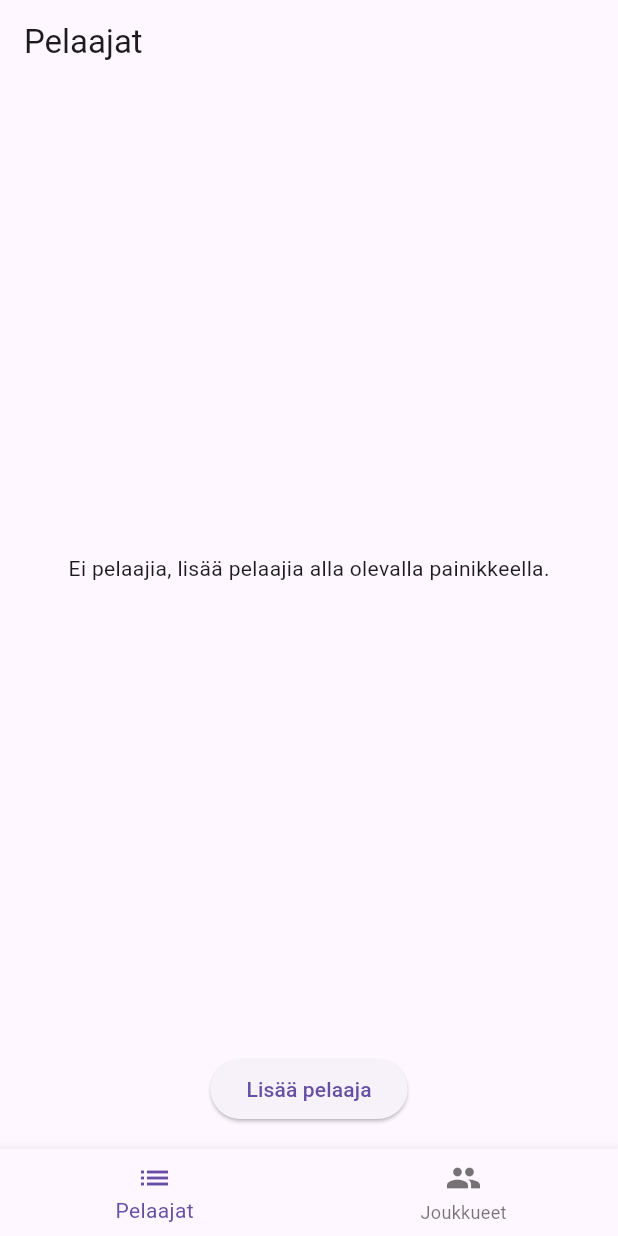
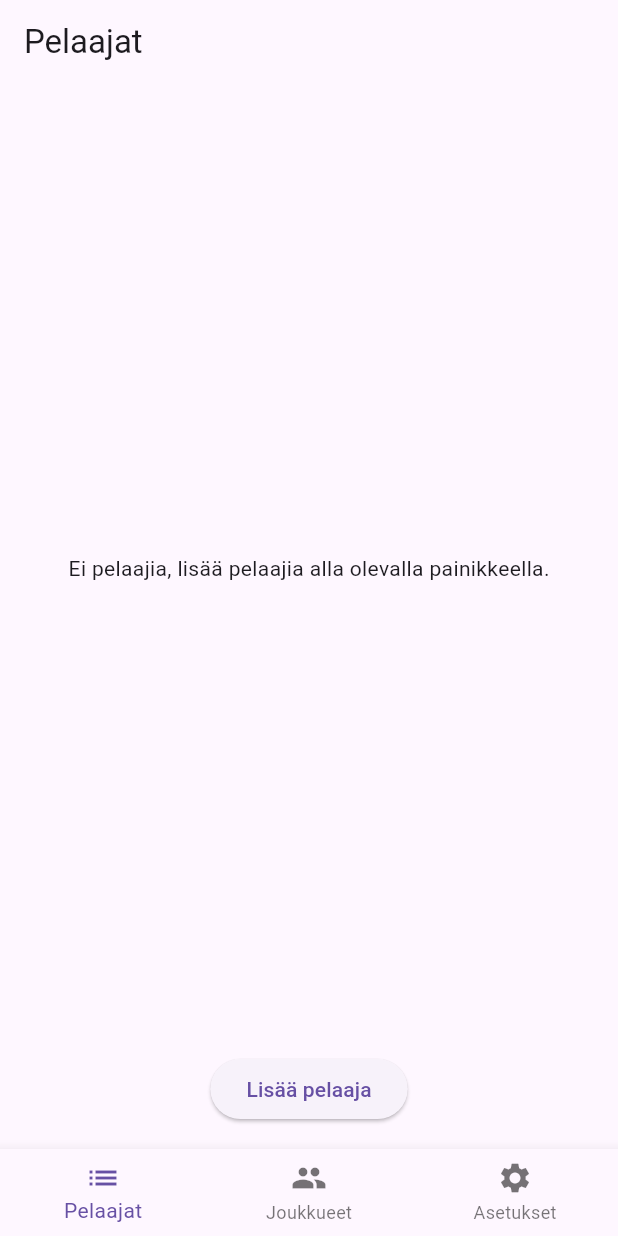
Before and after one commit to aapovaari/joukkueiden-jako-app, a Flutter app: the screen it shows after launch, on a phone screen of 412 x 824 dp. Run offline on Flutter 3.47's test engine with Material 3 defaults, Android fonts, the phone set to English and light mode, and no system bars.

Commit message:
Add SettingsScreen and integrate it into HomeScreen navigation

```diff
--- a/lib/screens/home_screen.dart
+++ b/lib/screens/home_screen.dart
@@ -1,6 +1,7 @@
 import 'package:flutter/material.dart';
 import 'package:joukkueiden_jako/screens/player_list_screen.dart';
 import 'package:joukkueiden_jako/screens/team_screen.dart';
+import 'package:joukkueiden_jako/screens/settings_screen.dart';
 
 class HomeScreen extends StatefulWidget {
   const HomeScreen({super.key});
@@ -14,7 +15,11 @@ class _HomeScreenState extends State<HomeScreen> {
 
   @override
   Widget build(BuildContext context) {
-    final List<Widget> screens = [PlayerlistScreen(), TeamScreen()];
+    final List<Widget> screens = [
+      PlayerlistScreen(),
+      TeamScreen(),
+      SettingsScreen(),
+    ];
 
     return Scaffold(
       body: screens[selectedIndex],
@@ -33,6 +38,10 @@ class _HomeScreenState extends State<HomeScreen> {
             icon: Icon(Icons.group),
             label: 'Joukkueet',
           ),
+          const BottomNavigationBarItem(
+            icon: Icon(Icons.settings),
+            label: 'Asetukset',
+          ),
         ],
       ),
     );
```
Also changed, not shown: lib/screens/settings_screen.dart (added, +15 -0 lines).
